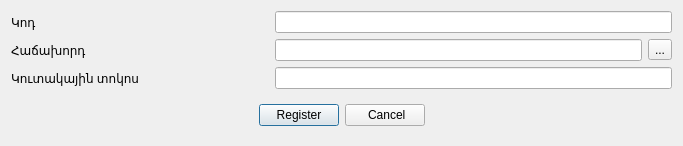
Qt form Shop/dlgregistercard.ui (End1-1/Cafe5) before a commit.
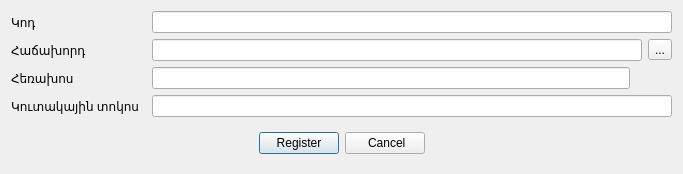
The same form after that commit. Custom widgets are drawn as their Qt base class.

```diff
--- a/Shop/dlgregistercard.ui
+++ b/Shop/dlgregistercard.ui
@@ -7,7 +7,7 @@
     <x>0</x>
     <y>0</y>
     <width>683</width>
-    <height>144</height>
+    <height>172</height>
    </rect>
   </property>
   <property name="windowTitle">
@@ -21,14 +21,23 @@
      </property>
     </widget>
    </item>
-   <item row="2" column="0">
+   <item row="3" column="2" colspan="4">
+    <widget class="C5LineEdit" name="lePercent"/>
+   </item>
+   <item row="3" column="0">
     <widget class="QLabel" name="label_3">
      <property name="text">
       <string>Կուտակային տոկոս</string>
      </property>
     </widget>
    </item>
-   <item row="3" column="0" colspan="6">
+   <item row="0" column="2" colspan="4">
+    <widget class="QLineEdit" name="leCode"/>
+   </item>
+   <item row="1" column="2" colspan="3">
+    <widget class="C5LineEdit" name="lePartner"/>
+   </item>
+   <item row="4" column="0" colspan="6">
     <widget class="QWidget" name="widget" native="true">
      <layout class="QHBoxLayout" name="horizontalLayout">
       <item>
@@ -88,14 +97,15 @@
      </property>
     </widget>
    </item>
-   <item row="1" column="2" colspan="3">
-    <widget class="C5LineEdit" name="lePartner"/>
+   <item row="2" column="0">
+    <widget class="QLabel" name="label_4">
+     <property name="text">
+      <string>Հեռախոս</string>
+     </property>
+    </widget>
    </item>
-   <item row="0" column="2" colspan="4">
-    <widget class="QLineEdit" name="leCode"/>
-   </item>
-   <item row="2" column="2" colspan="4">
-    <widget class="QLineEdit" name="lePercent"/>
+   <item row="2" column="2">
+    <widget class="C5LineEdit" name="lePhone"/>
    </item>
   </layout>
  </widget>
```
Left out of the diff: 1 changed line with no effect on the pictures.
